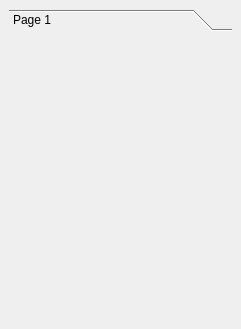
JulianSala/Sipred, file share/default/ui/dockwidget.ui: the form before one commit.
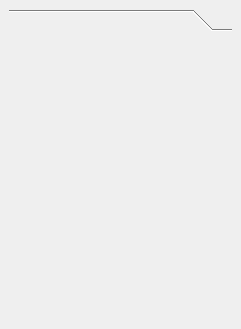
The form after the commit.

Patch:
```diff
--- a/share/default/ui/dockwidget.ui
+++ b/share/default/ui/dockwidget.ui
@@ -39,7 +39,7 @@
         </rect>
        </property>
        <attribute name="label">
-        <string>Page 1</string>
+        <string/>
        </attribute>
       </widget>
      </widget>
```
